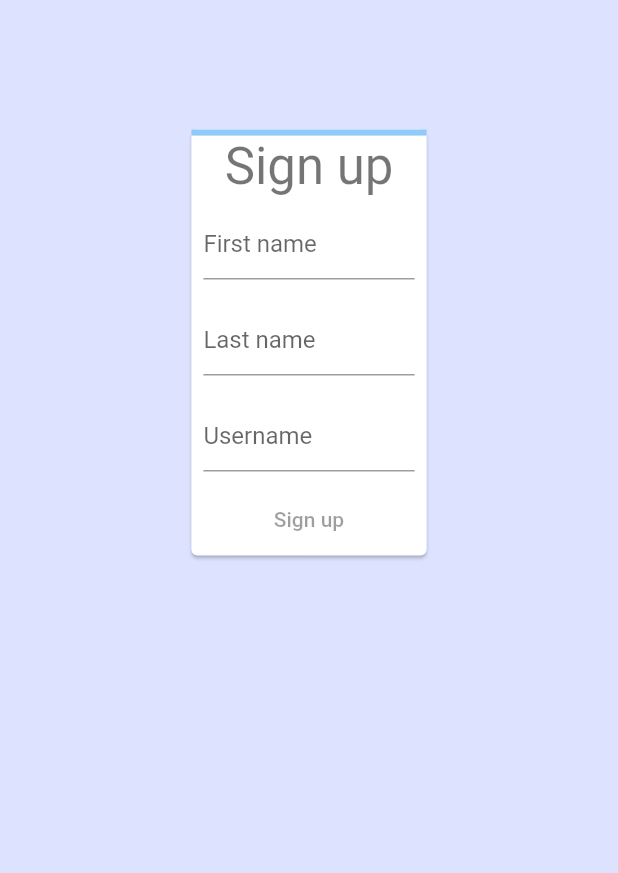
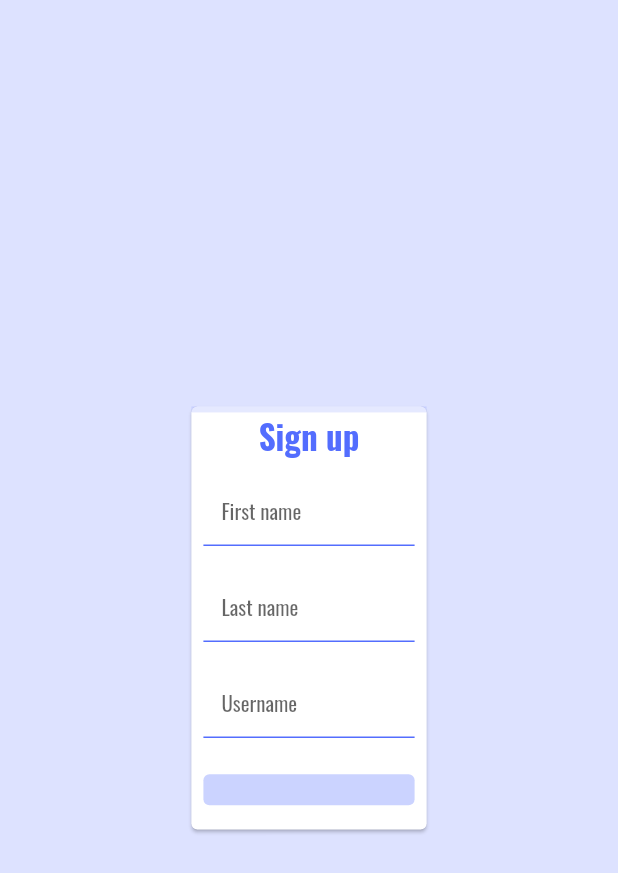
Before and after one commit to kverkholomova/web_app, a Flutter app: the screen it shows after launch, on a phone screen of 412 x 824 dp. Shown: the top 873 px of the screen. Run offline on Flutter 3.47's test engine with Material 2 defaults, Android fonts, the light colour scheme and no system bars; our stand-ins replace google_fonts.

Commit message:
Working on style upgrading and adding new features

```diff
--- a/lib/home_page.dart
+++ b/lib/home_page.dart
@@ -1,4 +1,5 @@
 import 'package:flutter/material.dart';
+import 'package:google_fonts/google_fonts.dart';
 
 
 
@@ -11,6 +12,7 @@ class SignUpApp extends StatelessWidget {
       debugShowCheckedModeBanner: false,
       routes: {
         '/': (context) => const SignUpScreen(),
+        '/welcome': (context) => const WelcomeScreen(),
       },
     );
   }
@@ -24,11 +26,7 @@ class SignUpScreen extends StatelessWidget {
     return Scaffold(
       resizeToAvoidBottomInset: true,
       backgroundColor: Colors.indigoAccent.withOpacity(0.2),
-      body: SingleChildScrollView(
-        child: Align(
-          alignment: Alignment.center,
-          child: Padding(
-            padding: EdgeInsets.symmetric(vertical: MediaQuery.of(context).size.width * 0.2),
+      body: Center(
         child: SizedBox(
           width: MediaQuery.of(context).size.width * 0.4,
           child: Card(
@@ -36,7 +34,24 @@ class SignUpScreen extends StatelessWidget {
           ),
         ),
       ),
-        ),
+    );
+  }
+}
+
+class WelcomeScreen extends StatelessWidget {
+  const WelcomeScreen();
+
+  @override
+  Widget build(BuildContext context) {
+    return Scaffold(
+      backgroundColor: Colors.indigoAccent.withOpacity(0.2),
+      body: Center(
+        child:
+        Text('Welcome!', style: GoogleFonts.oswald(
+            color: Colors.indigoAccent,
+            fontWeight: FontWeight.bold,
+            fontSize: 60
+        ),),
       ),
     );
   }
@@ -56,54 +71,139 @@ class _SignUpFormState extends State<SignUpForm> {
 
   double _formProgress = 0;
 
+  void _showWelcomeScreen() {
+    Navigator.of(context).pushNamed('/welcome');
+  }
+
+  void _updateFormProgress() {
+    var progress = 0.0;
+    final controllers = [
+      _firstNameTextController,
+      _lastNameTextController,
+      _usernameTextController
+    ];
+
+    for (final controller in controllers) {
+      if (controller.value.text.isNotEmpty) {
+        progress += 1 / controllers.length;
+      }
+    }
+
+    setState(() {
+      _formProgress = progress;
+    });
+  }
+
   @override
   Widget build(BuildContext context) {
     return Form(
+
+      onChanged: _updateFormProgress,
+      child: SingleChildScrollView(
         child: Column(
           mainAxisSize: MainAxisSize.min,
           children: [
-          LinearProgressIndicator(value: _formProgress),
-          Text('Sign up', style: Theme.of(context).textTheme.headlineMedium),
-          Padding(
-            padding: const EdgeInsets.all(8.0),
-            child: TextFormField(
-              controller: _firstNameTextController,
-              decoration: const InputDecoration(hintText: 'First name'),
-            ),
+            LinearProgressIndicator(value: _formProgress, color: Colors.indigoAccent, backgroundColor: Colors.indigoAccent.withOpacity(0.15),),
+            Text('Sign up', style: GoogleFonts.oswald(
+                color: Colors.indigoAccent,
+                fontWeight: FontWeight.bold,
+                fontSize: 22
+            ),),
+            textField(_firstNameTextController, 'First name'),
+            textField(_lastNameTextController, 'Last name'),
+            textField(_usernameTextController, 'Username'),
+            // Padding(
+            //   padding: const EdgeInsets.all(8.0),
+            //   child: TextFormField(
+            //     controller: _firstNameTextController,
+            //     decoration: InputDecoration(hintText: 'First name', hintStyle: GoogleFonts.oswald(
+            //         color: Colors.black.withOpacity(0.6),
+            //         fontSize: 18
+            //     ),),
+            //   ),
+            // ),
+            // Padding(
+            //   padding: const EdgeInsets.all(8.0),
+            //   child: TextFormField(
+            //     controller: _lastNameTextController,
+            //     decoration: InputDecoration(hintText: 'Last name', hintStyle: GoogleFonts.oswald(
+            //         color: Colors.black.withOpacity(0.6),
+            //         fontSize: 18
+            //     ),),
+            //   ),
+            // ),
+            // Padding(
+            //   padding: const EdgeInsets.all(8.0),
+            //   child: TextFormField(
+            //     controller: _usernameTextController,
+            //     decoration: InputDecoration(hintText: 'Username', hintStyle: GoogleFonts.oswald(
+            //         color: Colors.black.withOpacity(0.6),
+            //         fontSize: 18
+            //     ),),
+            //   ),
+            // ),
+            SizedBox(
+              height: MediaQuery.of(context).size.width * 0.02,
             ),
             Padding(
               padding: const EdgeInsets.all(8.0),
-            child: TextFormField(
-              controller: _lastNameTextController,
-              decoration: const InputDecoration(hintText: 'Last name'),
-            ),
-          ),
-          Padding(
-            padding: const EdgeInsets.all(8.0),
-            child: TextFormField(
-              controller: _usernameTextController,
-              decoration: const InputDecoration(hintText: 'Username'),
-            ),
-          ),
-          TextButton(
+              child: SizedBox(
+                height: MediaQuery.of(context).size.width * 0.05,
+                width: double.infinity,
+                child: TextButton(
                   style: ButtonStyle(
                     foregroundColor: MaterialStateProperty.resolveWith(
                             (Set<MaterialState> states) {
                           return states.contains(MaterialState.disabled)
-                        ? null
+                              ? Colors.white
                               : Colors.white;
                         }),
                     backgroundColor: MaterialStateProperty.resolveWith(
                             (Set<MaterialState> states) {
                           return states.contains(MaterialState.disabled)
-                        ? null
+                              ? Colors.indigoAccent.withOpacity(0.3)
                               : Colors.indigoAccent;
                         }),
                   ),
-            onPressed: null,
-            child: const Text('Sign up'),
+                  onPressed: _formProgress == 1 ? _showWelcomeScreen : null,
+                  child: Text('Sign up',
+                  style: GoogleFonts.oswald(
+                    color: Colors.white,
+                    fontWeight: FontWeight.bold,
+                    fontSize: 18
+                  ),
+                  ),
+                ),
+              ),
+            ),
+            SizedBox(
+              height: MediaQuery.of(context).size.width * 0.02,
             ),
           ],
+        ),
+      ),
+    );
+  }
+
+  Padding textField (TextEditingController textEditingController, String txt,  ) {
+    return Padding(
+      padding: const EdgeInsets.all(8.0),
+      child: TextFormField(
+        controller: textEditingController,
+        decoration: InputDecoration(
+          filled: true,
+          fillColor: Colors.white,
+          hoverColor: Colors.indigoAccent.withOpacity(0.1),
+          enabledBorder: UnderlineInputBorder(
+            borderSide: BorderSide(
+              color: Colors.indigoAccent
+            )
+          ),
+          hintText: txt,
+          hintStyle: GoogleFonts.oswald(
+            color: Colors.black.withOpacity(0.6),
+            fontSize: 14
+        ),),
       ),
     );
   }
--- a/pubspec.yaml
+++ b/pubspec.yaml
@@ -35,6 +35,7 @@ dependencies:
   # The following adds the Cupertino Icons font to your application.
   # Use with the CupertinoIcons class for iOS style icons.
   cupertino_icons: ^1.0.2
+  google_fonts: ^4.0.4
 
 dev_dependencies:
   flutter_test:
```
Also changed, not shown: pubspec.lock, 1 other file. Lines whose indentation alone changed are shown as unchanged.
